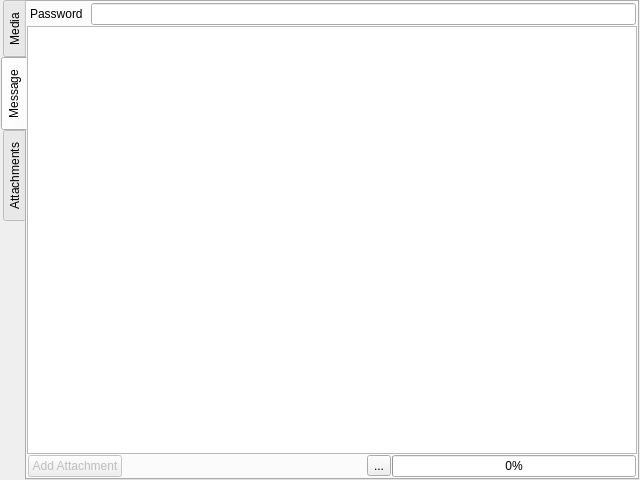
Before: the Qt Designer form app/ui/stegano.ui in sassman/stegano.kde4, drawn with Qt 5.
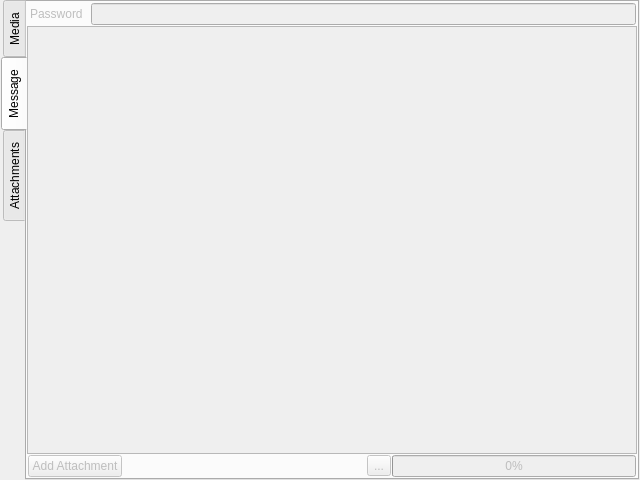
After: the same form once the commit is applied. The open tabs and pages were chosen to show the change. Icons and pictures are not drawn. Custom widgets are drawn as their Qt base class.

Commit message: make the capacity bar working nicly now

```diff
--- a/app/ui/stegano.ui
+++ b/app/ui/stegano.ui
@@ -144,7 +144,7 @@
      </widget>
      <widget class="QWidget" name="messageTab">
       <property name="enabled">
-       <bool>true</bool>
+       <bool>false</bool>
       </property>
       <attribute name="title">
        <string>Message</string>
@@ -159,7 +159,7 @@
        <item>
         <widget class="QFrame" name="encryptionWidget">
          <property name="enabled">
-          <bool>true</bool>
+          <bool>false</bool>
          </property>
          <property name="frameShape">
           <enum>QFrame::NoFrame</enum>
```
Left out of the diff: 5 changed lines with no effect on the pictures. The commit also changes 1 other file.
